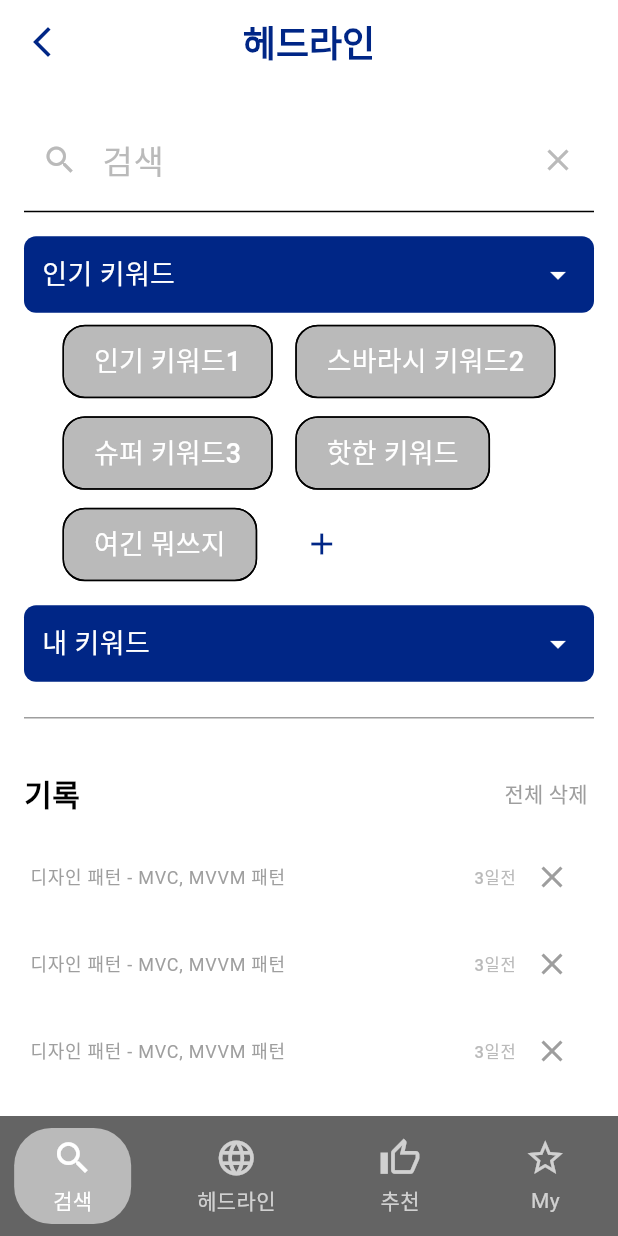
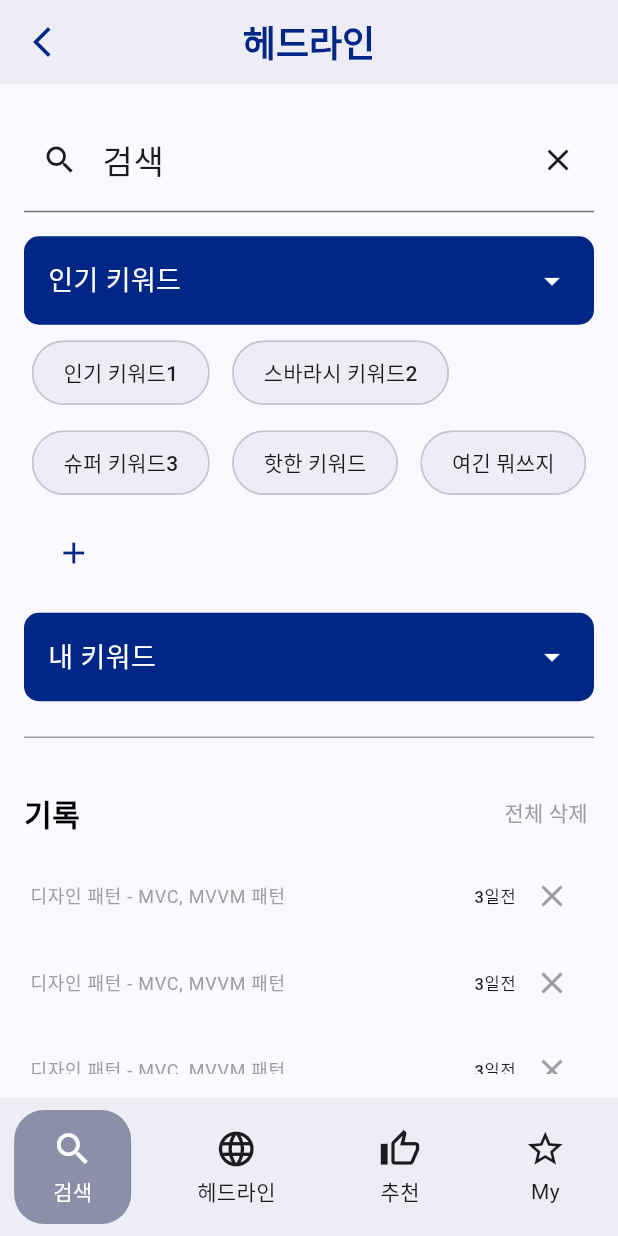
Before and after one commit to Indwoo/defee-frontend, a Flutter app: the Search screen opened by its route, after a tap on "인기 키워드", on a phone screen of 412 x 824 dp. Run offline on Flutter 3.47's test engine with Material 3 defaults, Android fonts, the phone set to English and light mode, and no system bars; our stand-ins replace share_plus, webview_flutter; Roboto replaces fonts that are missing (Pretendard).

Commit message:
[Feat] app_theme.dart etc - modify by app theme to other pages

```diff
--- a/defeefront/lib/screens/headline/widgets/category.dart
+++ b/defeefront/lib/screens/headline/widgets/category.dart
@@ -11,7 +11,7 @@ class Category extends StatelessWidget {
       width: double.infinity,
       alignment: Alignment.center,
       child: DefaultTextStyle(
-        style: DefeeTextStyles.hintSmall,
+        style: DefeeTextStyles.onSurfaceSmall,
         child: Row(
           mainAxisAlignment: MainAxisAlignment.spaceAround,
           children: const [
--- a/defeefront/lib/screens/my/widgets/my_floating_button.dart
+++ b/defeefront/lib/screens/my/widgets/my_floating_button.dart
@@ -124,7 +124,7 @@ class _MyFloatingButtonState extends State<MyFloatingButton> {
       },
       child: Icon(
         Icons.add,
-        color: Theme.of(context).colorScheme.onPrimary,
+        color: Theme.of(context).colorScheme.onSecondary,
       ),
     );
   }
--- a/defeefront/lib/screens/post/widgets/post_navigation_bar.dart
+++ b/defeefront/lib/screens/post/widgets/post_navigation_bar.dart
@@ -10,7 +10,7 @@ class PostNavigationBar extends StatelessWidget {
   @override
   Widget build(BuildContext context) {
     return Container(
-      color: Colors.grey[200],
+      color: Theme.of(context).colorScheme.surfaceContainer,
       padding: const EdgeInsets.symmetric(vertical: 8.0),
       child: Row(
         mainAxisAlignment: MainAxisAlignment.spaceEvenly,
--- a/defeefront/lib/screens/search/search.dart
+++ b/defeefront/lib/screens/search/search.dart
@@ -1,4 +1,5 @@
 import 'package:defeefront/screens/search/widgets/search_history.dart';
+import 'package:defeefront/themes/app_theme.dart';
 import 'package:flutter/material.dart';
 import '../../widgets/footer.dart';
 import '../../widgets/header.dart';
@@ -58,19 +59,21 @@ class _SearchState extends State<Search> {
                 });
               },
               child: Container(
-                padding: EdgeInsets.all(12.0),
+                padding: DefeeThemeSizes.thickPadding,
                 decoration: BoxDecoration(
-                  color: Color(0xff002686),
-                  borderRadius: BorderRadius.circular(8.0),
+                  color: Theme.of(context).colorScheme.primary,
+                  borderRadius: DefeeThemeSizes.primaryBorderRadius,
                 ),
                 child: Row(
                   mainAxisAlignment: MainAxisAlignment.spaceBetween,
                   children: [
                     Text(
                       '인기 키워드',
-                      style: TextStyle(color: Colors.white),
+                      style: TextStyle(
+                          color: Theme.of(context).colorScheme.onPrimary),
                     ),
-                    Icon(Icons.arrow_drop_down, color: Colors.white),
+                    Icon(Icons.arrow_drop_down,
+                        color: Theme.of(context).colorScheme.onPrimary),
                   ],
                 ),
               ),
@@ -90,11 +93,13 @@ class _SearchState extends State<Search> {
                             runSpacing: 12.0, // 칩 수직 간격
                             children: [
                               ...popularKeywords.map((keyword) {
-                                bool isSelected = selectedKeyword == keyword; // 클릭된 키워드 확인
+                                bool isSelected =
+                                    selectedKeyword == keyword; // 클릭된 키워드 확인
                                 return GestureDetector(
                                   onTap: () {
                                     // 클릭 시 검색바에 키워드 설정
-                                    searchBarKey.currentState?.setKeyword(keyword);
+                                    searchBarKey.currentState
+                                        ?.setKeyword(keyword);
                                     setState(() {
                                       selectedKeyword = keyword; // 선택된 키워드 업데이트
                                     });
@@ -102,15 +107,21 @@ class _SearchState extends State<Search> {
                                   child: Chip(
                                     label: Text(
                                       keyword,
-                                      style: TextStyle(
-                                          color: Colors.white, fontSize: 18.0),
+                                      style: DefeeTextStyles.onSurfaceSmall,
                                     ),
                                     padding: EdgeInsets.symmetric(
                                         horizontal: 12.0,
                                         vertical: 10.0), // 패딩 조정
-                                    backgroundColor: isSelected? Color(0xff002686) : Color(0xffBABABA), // 칩 배경색
+                                    backgroundColor: isSelected
+                                        ? Theme.of(context)
+                                            .colorScheme
+                                            .secondary
+                                        : Theme.of(context)
+                                            .colorScheme
+                                            .surfaceContainer, // 칩 배경색
                                     shape: RoundedRectangleBorder(
-                                      borderRadius: BorderRadius.circular(15.0),
+                                      borderRadius:
+                                          DefeeThemeSizes.chipBorderRadius,
                                       // 모서리 둥글게
                                       side: BorderSide.none, // 외곽선 제거
                                     ),
@@ -118,12 +129,14 @@ class _SearchState extends State<Search> {
                                 );
                               }).toList(),
                               IconButton(
-                                icon: Icon(Icons.add, color: Color(0xff002686)),
+                                icon: Icon(Icons.add,
+                                    color:
+                                        Theme.of(context).colorScheme.primary),
                                 // '+' 아이콘
                                 onPressed: () {
                                   // TODO: '+' 아이콘 클릭
                                 },
-                                color: Color(0xff002686),
+                                color: Theme.of(context).colorScheme.primary,
                                 // 아이콘 배경색
                                 padding: EdgeInsets.symmetric(
                                     horizontal: 16.0, vertical: 10.0),
@@ -148,19 +161,20 @@ class _SearchState extends State<Search> {
                 });
               },
               child: Container(
-                padding: EdgeInsets.all(12.0),
+                padding: DefeeThemeSizes.thickPadding,
                 decoration: BoxDecoration(
-                  color: Color(0xff002686),
-                  borderRadius: BorderRadius.circular(8.0),
+                  color: Theme.of(context).colorScheme.primary,
+                  borderRadius: DefeeThemeSizes.primaryBorderRadius,
                 ),
                 child: Row(
                   mainAxisAlignment: MainAxisAlignment.spaceBetween,
                   children: [
                     Text(
                       '내 키워드',
-                      style: TextStyle(color: Colors.white),
+                      style: TextStyle(
+                          color: Theme.of(context).colorScheme.onPrimary),
                     ),
-                    Icon(Icons.arrow_drop_down, color: Colors.white),
+                    Icon(Icons.arrow_drop_down, color: DefeeColors.white),
                   ],
                 ),
               ),
@@ -189,15 +203,17 @@ class _SearchState extends State<Search> {
                                   child: Chip(
                                     label: Text(
                                       keyword,
-                                      style: TextStyle(
-                                          color: Colors.white, fontSize: 18.0),
+                                      style: DefeeTextStyles.onSurfaceSmall,
                                     ),
                                     padding: EdgeInsets.symmetric(
                                         horizontal: 12.0,
                                         vertical: 10.0), // 패딩 조정
-                                    backgroundColor: Color(0xffBABABA), // 칩 배경색
+                                    backgroundColor: Theme.of(context)
+                                        .colorScheme
+                                        .surfaceContainer, // 칩 배경색
                                     shape: RoundedRectangleBorder(
-                                      borderRadius: BorderRadius.circular(15.0),
+                                      borderRadius:
+                                          DefeeThemeSizes.chipBorderRadius,
                                       // 모서리 둥글게
                                       side: BorderSide.none, // 외곽선 제거
                                     ),
--- a/defeefront/lib/themes/app_theme.dart
+++ b/defeefront/lib/themes/app_theme.dart
@@ -5,11 +5,10 @@ class DefeeColors {
   static const blue = Color(0xff002686);
   static const white = Color(0xffffffff);
   static const black = Color(0xff000000);
-  static const lightBlue = Color(0xff85A0E4);
+  static const lightBlue = Color(0xff8B8FA8);
   static const grey = Color(0xffBABABA);
-  static const surfaceContainerGrey = Color(0xff646464);
-  static const blackopacity = Color(0x44000000);
-  static const red = Color(0xffFF0000);
+  static const surfaceContainerGrey = Color(0xffeeedf5);
+  static const red = Color(0xffba1a1a);
 }
 
 // sizes
@@ -18,9 +17,12 @@ class DefeeThemeSizes {
   static const double borderRadiusValue = 20.0;
   static BorderRadiusGeometry get borderRadius =>
       BorderRadius.circular(borderRadiusValue);
-  static Radius get radius => Radius.circular(borderRadiusValue);
   static BorderRadiusGeometry get primaryBorderRadius =>
       BorderRadius.circular(borderRadiusValue / 2);
+  static BorderRadiusGeometry get chipBorderRadius =>
+      BorderRadius.circular(borderRadiusValue * 2);
+
+  static Radius get radius => Radius.circular(borderRadiusValue);
 
   // Padding constants
   static const double padding = 8.0;
@@ -59,7 +61,7 @@ class DefeeTextStyles {
 
   static const TextStyle onPrimarySmall = TextStyle(
     fontFamily: "Pretendard",
-    fontSize: 18,
+    fontSize: 14,
     color: DefeeColors.white,
   );
 
@@ -72,6 +74,30 @@ class DefeeTextStyles {
   static const TextStyle onPrimaryLarge = TextStyle(
     fontFamily: "Pretendard",
     fontSize: 22,
+    color: DefeeColors.white,
+  );
+
+  static const TextStyle onSurfaceSmall = TextStyle(
+    fontFamily: "Pretendard",
+    fontSize: 14,
+    color: Color(0xff1a1b21),
+  );
+
+  static const TextStyle onSurfaceMedium = TextStyle(
+    fontFamily: "Pretendard",
+    fontSize: 20,
+    color: Color(0xff1a1b21),
+  );
+
+  static const TextStyle onSurfaceLarge = TextStyle(
+    fontFamily: "Pretendard",
+    fontSize: 22,
+    color: Color(0xff1a1b21),
+  );
+
+  static const TextStyle onSecondarySmall = TextStyle(
+    fontFamily: "Pretendard",
+    fontSize: 14,
     color: DefeeColors.white,
   );
 
@@ -115,7 +141,7 @@ class AppTheme {
         titleMedium: DefeeTextStyles.titleMedium,
       ),
       appBarTheme: AppBarTheme(
-        backgroundColor: colorScheme.surface,
+        backgroundColor: colorScheme.surfaceContainer,
         titleTextStyle: DefeeTextStyles.titleMedium,
       ),
       scaffoldBackgroundColor: colorScheme.surface,
@@ -177,15 +203,16 @@ class AppTheme {
     onPrimary: DefeeColors.white,
     secondary: DefeeColors.lightBlue,
     onSecondary: DefeeColors.white,
-    secondaryContainer: DefeeColors.grey,
-    onSecondaryContainer: DefeeColors.white,
-    surface: DefeeColors.white,
-    surfaceContainer: DefeeColors.surfaceContainerGrey,
-    onSurface: DefeeColors.black,
-    onSurfaceVariant: DefeeColors.grey,
+    secondaryContainer: Color(0xffd1d8ff),
+    onSecondaryContainer: Color(0xff384165),
+    surface: Color(0xfffbf8ff),
+    surfaceContainer: Color(0xffeeedf5),
+    onSurface: Color(0xff1a1b21),
     error: DefeeColors.red,
     onError: DefeeColors.white,
-    surfaceDim: DefeeColors.blackopacity,
+    surfaceDim: Color(0x44121319),
+    outline: Color(0xff757683),
+    outlineVariant: Color(0xffc5c5d4),
     brightness: Brightness.light,
   );
 }
--- a/defeefront/lib/widgets/footer.dart
+++ b/defeefront/lib/widgets/footer.dart
@@ -1,3 +1,4 @@
+import 'package:defeefront/themes/app_theme.dart';
 import 'package:flutter/material.dart';
 
 class Footer extends StatelessWidget {
@@ -66,11 +67,11 @@ class Footer extends StatelessWidget {
           return GestureDetector(
             onTap: () => Navigator.pushNamed(context, route),
             child: Container(
-              padding: const EdgeInsets.symmetric(vertical: 6, horizontal: 25),
+              padding: const EdgeInsets.symmetric(vertical: 12, horizontal: 25),
               decoration: isActive
                   ? BoxDecoration(
-                      borderRadius: BorderRadius.circular(25),
-                      color: Theme.of(context).colorScheme.secondaryContainer,
+                      borderRadius: DefeeThemeSizes.borderRadius,
+                      color: Theme.of(context).colorScheme.secondary,
                     )
                   : null,
               child: Column(
@@ -79,14 +80,18 @@ class Footer extends StatelessWidget {
                   Icon(
                     icon,
                     size: 28,
-                    color: isActive ? Colors.white : Colors.white70,
+                    color: isActive
+                        ? Theme.of(context).colorScheme.onSecondary
+                        : Theme.of(context).colorScheme.onSurface,
                   ),
                   const SizedBox(height: 4),
                   Text(
                     label,
                     style: TextStyle(
                       fontSize: 14,
-                      color: isActive ? Colors.white : Colors.white70,
+                      color: isActive
+                          ? Theme.of(context).colorScheme.onSecondary
+                          : Theme.of(context).colorScheme.onSurface,
                     ),
                   ),
                 ],
```
Also changed, not shown: defeefront/lib/screens/headline/widgets/slide_post.dart (+9 -8 lines), defeefront/lib/screens/post/widgets/post_app_bar.dart (+6 -6 lines), defeefront/lib/screens/my/widgets/my_add_button.dart (deleted).
